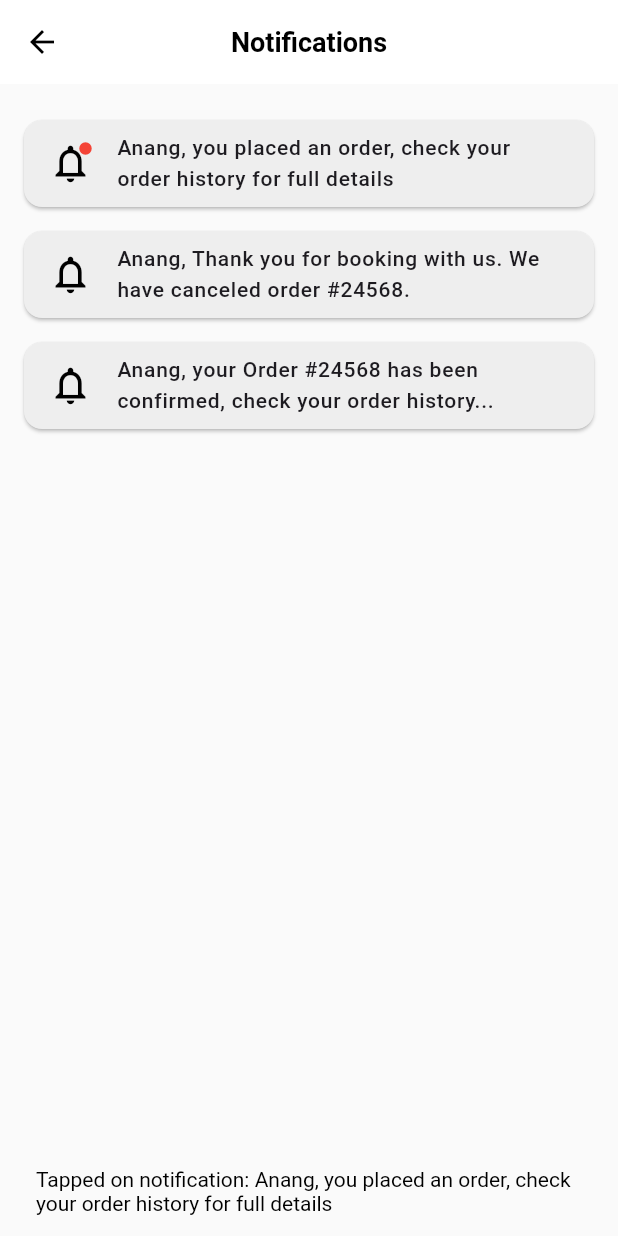
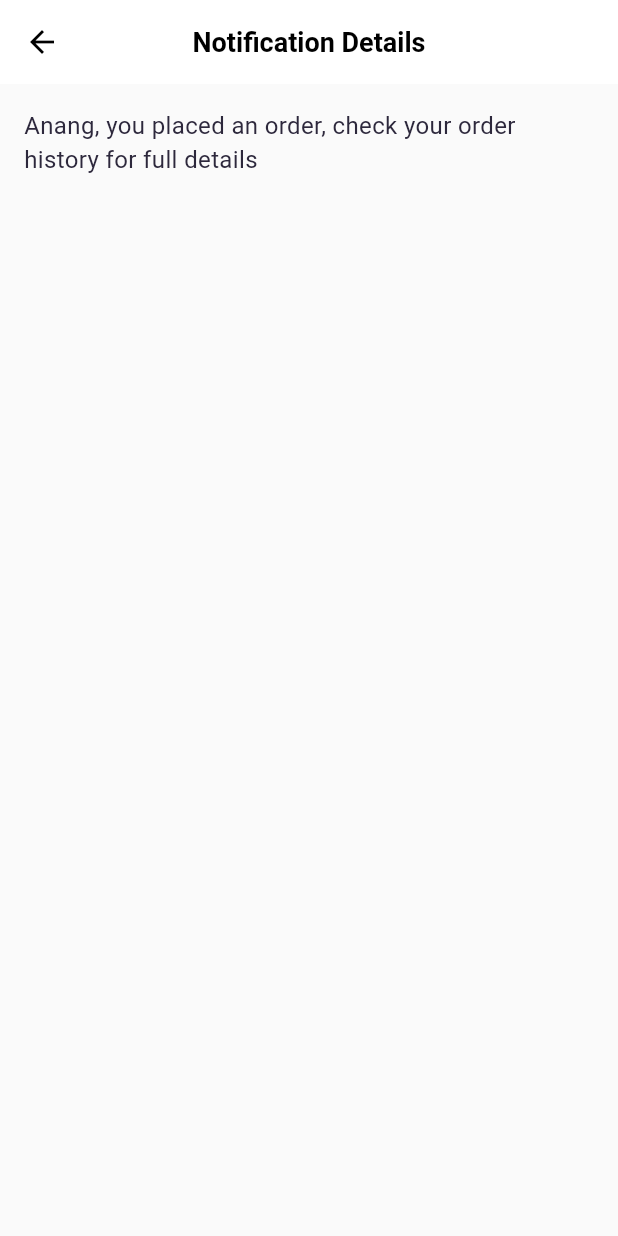
Before and after one commit to TI-3D/fest-ticketing-app, a Flutter app: the NotificationPage screen opened directly, after a tap on "Anang, you placed an order, check your o", on a phone screen of 412 x 824 dp. Run offline on Flutter 3.47's test engine with Material 3 defaults, Android fonts, the phone set to English and light mode, and no system bars; our stand-ins replace dio, equatable, firebase_core, flutter_bloc, flutter_svg, get_it and 2 more; accounts and stored records are empty; Roboto replaces fonts that are missing (CircularStd).

Commit message:
Update notifications

```diff
--- /dev/null
+++ b/lib/presentation/notifications/screen/notification_detail_page.dart
@@ -0,0 +1,30 @@
+import 'package:flutter/material.dart';
+
+class NotificationDetailPage extends StatelessWidget {
+  final String message;
+
+  const NotificationDetailPage({Key? key, required this.message}) : super(key: key);
+
+  @override
+  Widget build(BuildContext context) {
+    return Scaffold(
+      appBar: AppBar(
+        title: const Text("Notification Details"),
+        centerTitle: true,
+        backgroundColor: Colors.white,
+        titleTextStyle: const TextStyle(
+          color: Colors.black,
+          fontSize: 18,
+          fontWeight: FontWeight.bold,
+        ),
+      ),
+      body: Padding(
+        padding: const EdgeInsets.all(16.0),
+        child: Text(
+          message,
+          style: const TextStyle(fontSize: 16, fontWeight: FontWeight.w400),
+        ),
+      ),
+    );
+  }
+}
--- a/lib/presentation/notifications/screen/notifications.dart
+++ b/lib/presentation/notifications/screen/notifications.dart
@@ -1,4 +1,5 @@
 import 'package:flutter/material.dart';
+import 'package:fest_ticketing/presentation/notifications/screen/notification_detail_page.dart';
 
 class NotificationPage extends StatelessWidget {
   final List<Map<String, String>> notifications = [
@@ -19,7 +20,6 @@ class NotificationPage extends StatelessWidget {
     },
   ];
 
-  // Removed the 'const' keyword from the constructor
   NotificationPage({Key? key}) : super(key: key);
 
   @override
@@ -44,13 +44,14 @@ class NotificationPage extends StatelessWidget {
             message: notifications[index]['message']!,
             isRead: notifications[index]['read'] == 'true',
             onTap: () {
-              // Handle notification tap event
-              // You can navigate to another screen or show a dialog here
-              // For example:
-              ScaffoldMessenger.of(context).showSnackBar(
-                SnackBar(
-                    content: Text(
-                        'Tapped on notification: ${notifications[index]['message']}')),
+              // Navigasi ke halaman detail notifikasi
+              Navigator.push(
+                context,
+                MaterialPageRoute(
+                  builder: (context) => NotificationDetailPage(
+                    message: notifications[index]['message']!,
+                  ),
+                ),
               );
             },
           );
@@ -63,7 +64,7 @@ class NotificationPage extends StatelessWidget {
 class NotificationCard extends StatelessWidget {
   final String message;
   final bool isRead;
-  final VoidCallback? onTap; // Add an optional onTap parameter
+  final VoidCallback? onTap;
 
   const NotificationCard(
       {Key? key, required this.message, required this.isRead, this.onTap})
@@ -103,7 +104,7 @@ class NotificationCard extends StatelessWidget {
           ),
         ),
         dense: true,
-        onTap: onTap, // Call onTap when tapped
+        onTap: onTap,
       ),
     );
   }
```
